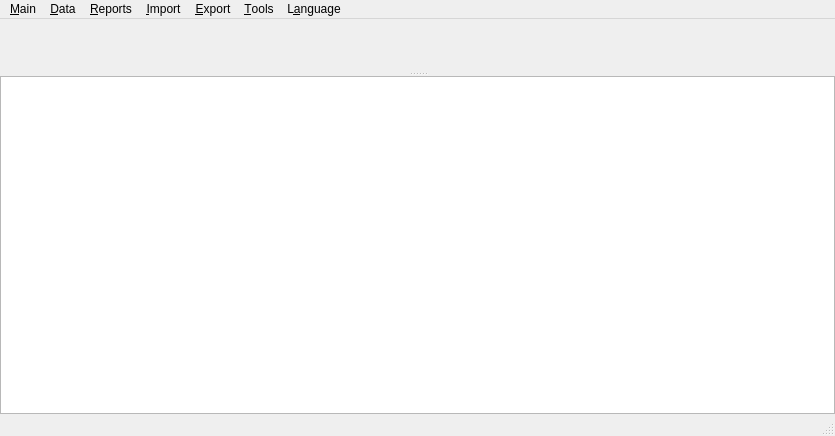
Old version of the form jal/ui/main_window.ui in the repository titov-vv/jal.
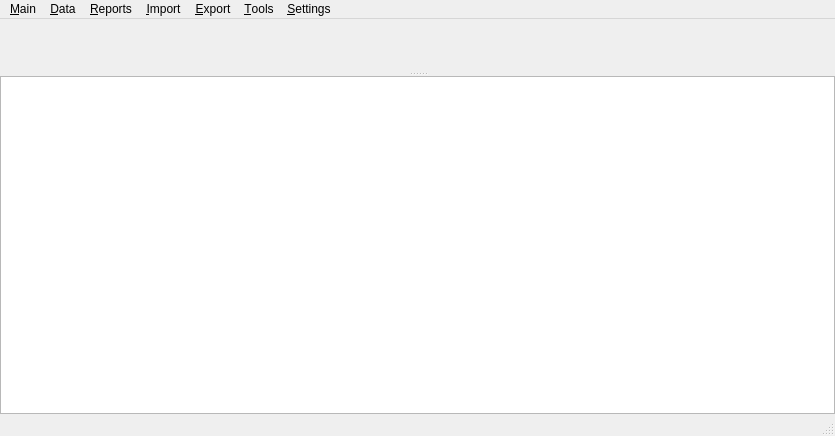
New version of the form. Custom widgets are drawn as their Qt base class.

Commit message: JalSettings improvements. Draft Preferences dialog was created.

```diff
--- a/jal/ui/main_window.ui
+++ b/jal/ui/main_window.ui
@@ -98,9 +98,9 @@
     <addaction name="PrepareTaxForms"/>
     <addaction name="PrepareFlowReport"/>
    </widget>
-   <widget class="QMenu" name="menuLanguage">
+   <widget class="QMenu" name="menuSettings">
     <property name="title">
-     <string>L&amp;anguage</string>
+     <string>&amp;Settings</string>
     </property>
    </widget>
    <widget class="QMenu" name="menuImport">
@@ -134,7 +134,7 @@
    <addaction name="menuImport"/>
    <addaction name="menu_Export"/>
    <addaction name="menu_Tools"/>
-   <addaction name="menuLanguage"/>
+   <addaction name="menuSettings"/>
   </widget>
   <widget class="QStatusBar" name="StatusBar"/>
   <action name="actionExit">
```
Left out of the diff: 15 changed lines with no effect on the pictures. The commit also changes 16 other files.
